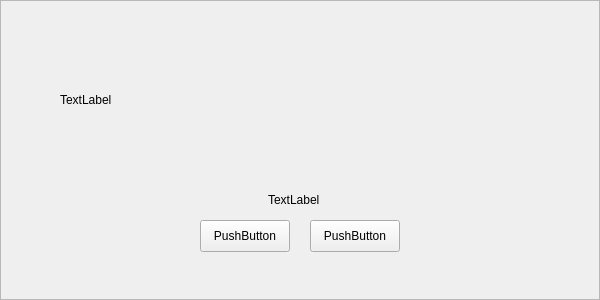
Qt form lwrma/src/app/ui/DisconnectPrompt.ui (SiteView/Lenovo) before a commit.
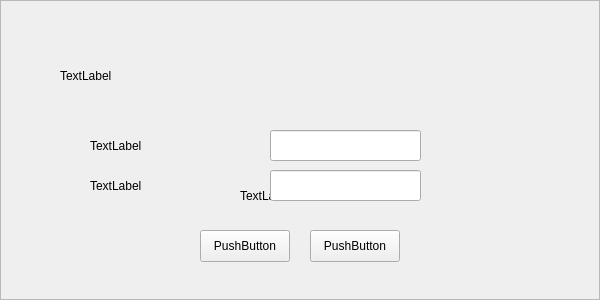
The same form after that commit.

```diff
--- a/lwrma/src/app/ui/DisconnectPrompt.ui
+++ b/lwrma/src/app/ui/DisconnectPrompt.ui
@@ -25,7 +25,7 @@
      <x>60</x>
      <y>40</y>
      <width>480</width>
-     <height>120</height>
+     <height>71</height>
     </rect>
    </property>
    <property name="text">
@@ -45,7 +45,7 @@
    <property name="geometry">
     <rect>
      <x>310</x>
-     <y>220</y>
+     <y>230</y>
      <width>90</width>
      <height>32</height>
     </rect>
@@ -64,7 +64,7 @@
    <property name="geometry">
     <rect>
      <x>200</x>
-     <y>220</y>
+     <y>230</y>
      <width>90</width>
      <height>32</height>
     </rect>
@@ -82,16 +82,80 @@
   <widget class="QLabel" name="loadingLabel">
    <property name="geometry">
     <rect>
-     <x>268</x>
-     <y>168</y>
-     <width>63</width>
-     <height>63</height>
+     <x>240</x>
+     <y>160</y>
+     <width>101</width>
+     <height>71</height>
     </rect>
    </property>
    <property name="text">
     <string>TextLabel</string>
    </property>
   </widget>
+  <widget class="QLineEdit" name="SSIDEdit">
+   <property name="geometry">
+    <rect>
+     <x>270</x>
+     <y>130</y>
+     <width>151</width>
+     <height>31</height>
+    </rect>
+   </property>
+  </widget>
+  <widget class="QLineEdit" name="PasswordEdit">
+   <property name="geometry">
+    <rect>
+     <x>270</x>
+     <y>170</y>
+     <width>151</width>
+     <height>31</height>
+    </rect>
+   </property>
+  </widget>
+  <widget class="QLabel" name="promptLabel_2">
+   <property name="geometry">
+    <rect>
+     <x>90</x>
+     <y>130</y>
+     <width>161</width>
+     <height>31</height>
+    </rect>
+   </property>
+   <property name="text">
+    <string>TextLabel</string>
+   </property>
+   <property name="openExternalLinks">
+    <bool>true</bool>
+   </property>
+   <property name="UIText" stdset="0">
+    <string>110015</string>
+   </property>
+   <property name="UIClass" stdset="0">
+    <string>wtext</string>
+   </property>
+  </widget>
+  <widget class="QLabel" name="promptLabel_3">
+   <property name="geometry">
+    <rect>
+     <x>90</x>
+     <y>170</y>
+     <width>161</width>
+     <height>31</height>
+    </rect>
+   </property>
+   <property name="text">
+    <string>TextLabel</string>
+   </property>
+   <property name="openExternalLinks">
+    <bool>true</bool>
+   </property>
+   <property name="UIText" stdset="0">
+    <string>110015</string>
+   </property>
+   <property name="UIClass" stdset="0">
+    <string>wtext</string>
+   </property>
+  </widget>
  </widget>
  <resources/>
  <connections/>
```
